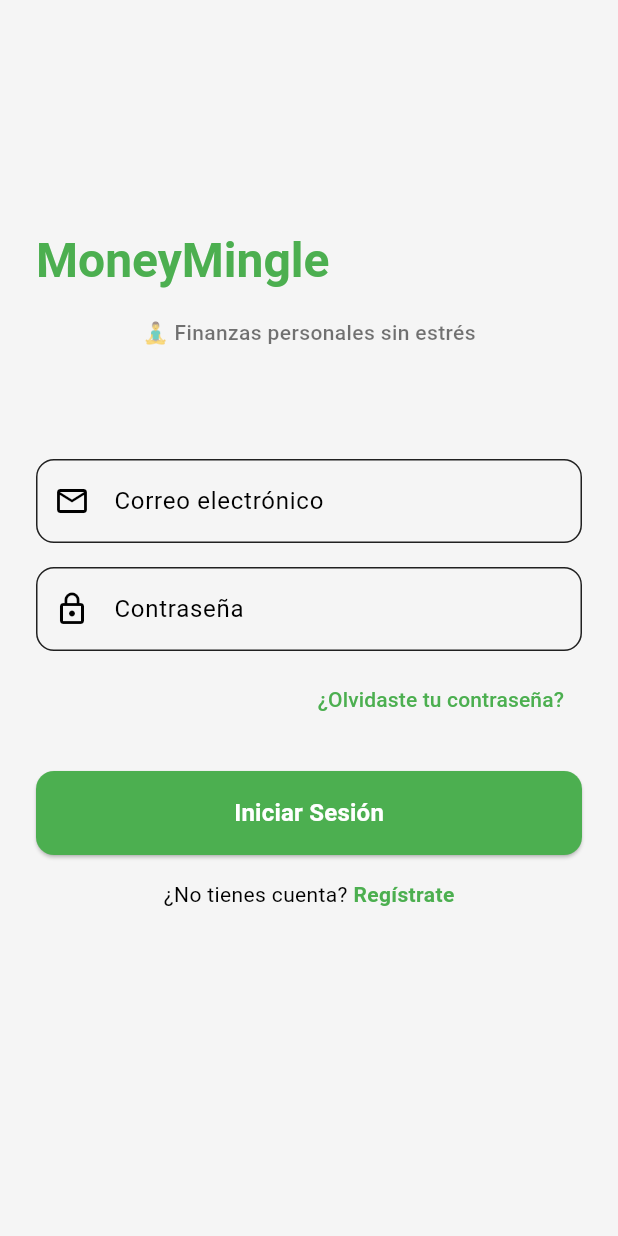
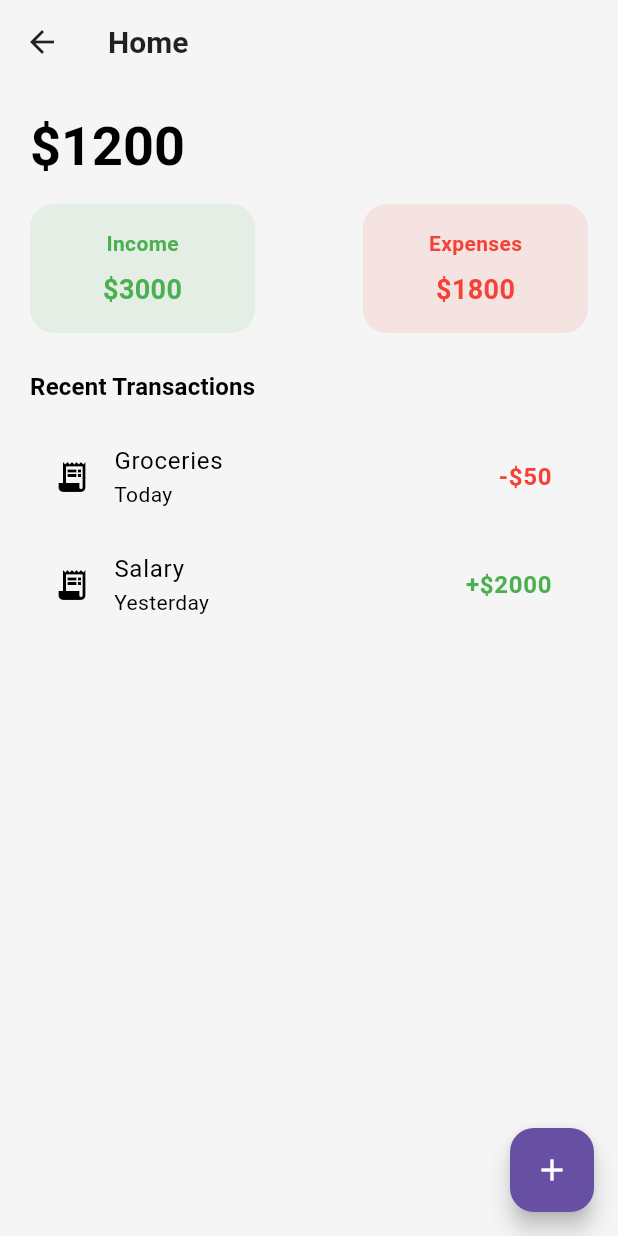
Before and after one commit to sim3075/MoneyMingle, a Flutter app: the screen it shows after launch, scrolled down 160 dp, after a tap on "¿Olvidaste tu contraseña?", after a tap on "Iniciar Sesión", on a phone screen of 412 x 824 dp. Run offline on Flutter 3.47's test engine with Material 3 defaults, Android fonts, the phone set to English and light mode, and no system bars; our stand-ins replace firebase_core; accounts and stored records are empty.

Commit message:
feat: Add authentication screens and update routing

```diff
--- a/money_mingle/lib/app_theme.dart
+++ b/money_mingle/lib/app_theme.dart
@@ -1,9 +1,13 @@
 import 'package:flutter/material.dart';
 
 class AppTheme {
-  static final Color primaryColor = const Color(0xFF4CAF50);
+  //static final Color primaryColor = const Color(0xFF4CAF50);
   static final Color secondaryColor = const Color(0xFF81C784);
   static final Color backgroundColor = const Color(0xFFF5F5F5);
+  static const Color primaryColor = Color(0xFF6750A4);
+  static const Color incomeColor = Colors.green;
+  static const Color expenseColor = Colors.red;
+
 
   static ThemeData lightTheme = ThemeData(
     useMaterial3: true,
--- a/money_mingle/lib/main.dart
+++ b/money_mingle/lib/main.dart
@@ -1,4 +1,7 @@
 import 'package:flutter/material.dart';
+import 'package:money_mingle/ui/pages/auth/forgot_password_screen.dart';
+import 'package:money_mingle/ui/pages/auth/register_screen.dart';
+import 'package:money_mingle/ui/pages/home/home_screen.dart';
 import 'ui/pages/auth/login_screen.dart';
 import 'app_theme.dart';
 
@@ -15,7 +18,13 @@ class MoneyMingleApp extends StatelessWidget {
       title: 'MoneyMingle',
       debugShowCheckedModeBanner: false,
       theme: AppTheme.lightTheme,
-      home: LoginScreen(),
+      initialRoute: '/login',
+      routes: {
+        '/login': (context) => LoginScreen(),
+        '/register': (context) => RegisterScreen(),
+        '/forgot-password': (context) => ForgotPasswordScreen(),
+        '/home': (context) => HomeScreen(),
+      },
     );
   }
 }
--- /dev/null
+++ b/money_mingle/lib/ui/pages/auth/forgot_password_screen.dart
@@ -0,0 +1,49 @@
+import 'package:flutter/material.dart';
+import 'package:money_mingle/ui/widgets/shared/custom_button.dart';
+
+class ForgotPasswordScreen extends StatelessWidget {
+  const ForgotPasswordScreen({super.key});
+
+  @override
+  Widget build(BuildContext context) {
+    final theme = Theme.of(context);
+
+    return Scaffold(
+      appBar: AppBar(
+        title: const Text("Recuperar contraseña"),
+      ),
+      body: Padding(
+        padding: const EdgeInsets.all(20),
+        child: Column(
+          crossAxisAlignment: CrossAxisAlignment.start,
+          children: [
+            Text("¿Olvidaste tu contraseña?",
+                style: theme.textTheme.headlineSmall),
+            const SizedBox(height: 8),
+            Text("Ingresa tu correo electrónico y te enviaremos un enlace para recuperarla.",
+                style: theme.textTheme.bodyMedium),
+            const SizedBox(height: 24),
+
+            TextField(
+              decoration: const InputDecoration(labelText: "Correo electrónico"),
+            ),
+            const SizedBox(height: 24),
+
+            SizedBox(
+              width: double.infinity,
+              child: CustomButton(
+                text: "Enviar enlace de recuperación",
+                onPressed: () {
+                  // Simulación de recuperación
+                  ScaffoldMessenger.of(context).showSnackBar(
+                    const SnackBar(content: Text("Correo de recuperación enviado (simulado)")),
+                  );
+                },
+              ),
+            ),
+          ],
+        ),
+      ),
+    );
+  }
+}
--- a/money_mingle/lib/ui/pages/auth/login_screen.dart
+++ b/money_mingle/lib/ui/pages/auth/login_screen.dart
@@ -1,8 +1,7 @@
 import 'package:flutter/material.dart';
 import 'package:money_mingle/ui/widgets/shared/custom_textfield.dart';
 import 'package:money_mingle/ui/widgets/shared/custom_button.dart';
-import 'package:money_mingle/ui/widgets/shared/quote_carousel.dart';
-
+import 'package:money_mingle/ui/pages/auth/widgets/quote_carousel.dart';
 
 class LoginScreen extends StatelessWidget {
   LoginScreen({super.key});
@@ -50,19 +49,15 @@ class LoginScreen extends StatelessWidget {
                 alignment: Alignment.centerRight,
                 child: TextButton(
                   onPressed: () {
-
+                    Navigator.pushNamed(context, '/forgot-password');
                   },
                   child: const Text('¿Olvidaste tu contraseña?'),
                 ),
               ),
               const SizedBox(height: 24),
-              CustomButton(
-                text: 'Iniciar Sesión',
-                onPressed: () {
-
-
-                },
-              ),
+              CustomButton(text: 'Iniciar Sesión', onPressed: () {
+                Navigator.pushNamed(context, '/home');
+              }),
               const SizedBox(height: 16),
               Row(
                 mainAxisAlignment: MainAxisAlignment.center,
@@ -70,12 +65,13 @@ class LoginScreen extends StatelessWidget {
                   const Text('¿No tienes cuenta? '),
                   GestureDetector(
                     onTap: () {
-
+                      Navigator.pushNamed(context, '/register');
                     },
                     child: Text(
                       'Regístrate',
-                      style: TextStyle(color: theme.colorScheme.primary,
-                      fontWeight: FontWeight.bold
+                      style: TextStyle(
+                        color: theme.colorScheme.primary,
+                        fontWeight: FontWeight.bold,
                       ),
                     ),
                   ),
--- /dev/null
+++ b/money_mingle/lib/ui/pages/home/home_screen.dart
@@ -0,0 +1,105 @@
+import 'package:flutter/material.dart';
+
+class HomeScreen extends StatelessWidget {
+  const HomeScreen({super.key});
+
+  @override
+  Widget build(BuildContext context) {
+    final theme = Theme.of(context);
+
+    // Datos quemados
+    final double income = 3000;
+    final double expenses = 1800;
+    final double balance = income - expenses;
+    final List<Map<String, String>> transactions = [
+      {"name": "Groceries", "date": "Today", "amount": "-\$50"},
+      {"name": "Salary", "date": "Yesterday", "amount": "+\$2000"},
+    ];
+
+    return Scaffold(
+      appBar: AppBar(
+        title: const Text("Home"),
+        centerTitle: false,
+      ),
+      body: Padding(
+        padding: const EdgeInsets.all(20),
+        child: Column(
+          crossAxisAlignment: CrossAxisAlignment.start,
+          children: [
+            Text(
+              "\$${balance.toStringAsFixed(0)}",
+              style: theme.textTheme.displaySmall?.copyWith(
+                fontWeight: FontWeight.bold,
+              ),
+            ),
+            const SizedBox(height: 16),
+
+            Row(
+              mainAxisAlignment: MainAxisAlignment.spaceBetween,
+              children: [
+                _buildSummaryCard("Income", income, Colors.green),
+                _buildSummaryCard("Expenses", expenses, Colors.red),
+              ],
+            ),
+            const SizedBox(height: 24),
+
+            Text("Recent Transactions",
+                style: theme.textTheme.titleMedium?.copyWith(fontWeight: FontWeight.w600)),
+
+            const SizedBox(height: 12),
+
+            ...transactions.map((tx) => ListTile(
+                  leading: const Icon(Icons.receipt_long),
+                  title: Text(tx["name"]!),
+                  subtitle: Text(tx["date"]!),
+                  trailing: Text(
+                    tx["amount"]!,
+                    style: theme.textTheme.bodyLarge?.copyWith(
+                      color: tx["amount"]!.contains("-") ? Colors.red : Colors.green,
+                      fontWeight: FontWeight.bold,
+                    ),
+                  ),
+                )),
+          ],
+        ),
+      ),
+      floatingActionButton: FloatingActionButton(
+        onPressed: () {
+          //TODO: Impementar funcionalidad de agragar gasto
+        },
+        child: const Icon(Icons.add),
+      ),
+    );
+  }
+
+  Widget _buildSummaryCard(String label, double amount, Color color) {
+    return Container(
+      width: 150,
+      padding: const EdgeInsets.all(16),
+      decoration: BoxDecoration(
+        color: color.withOpacity(0.1),
+        borderRadius: BorderRadius.circular(16),
+      ),
+      child: Column(
+        children: [
+          Text(
+            label,
+            style: TextStyle(
+              fontWeight: FontWeight.w600,
+              color: color,
+            ),
+          ),
+          const SizedBox(height: 8),
+          Text(
+            "\$${amount.toStringAsFixed(0)}",
+            style: TextStyle(
+              fontWeight: FontWeight.bold,
+              fontSize: 18,
+              color: color,
+            ),
+          ),
+        ],
+      ),
+    );
+  }
+}
```
Also changed, not shown: money_mingle/lib/ui/pages/auth/register_screen.dart (added, +64 -0 lines), money_mingle/lib/ui/pages/auth/widgets/quote_carousel.dart (renamed from money_mingle/lib/ui/widgets/shared/quote_carousel.dart).
